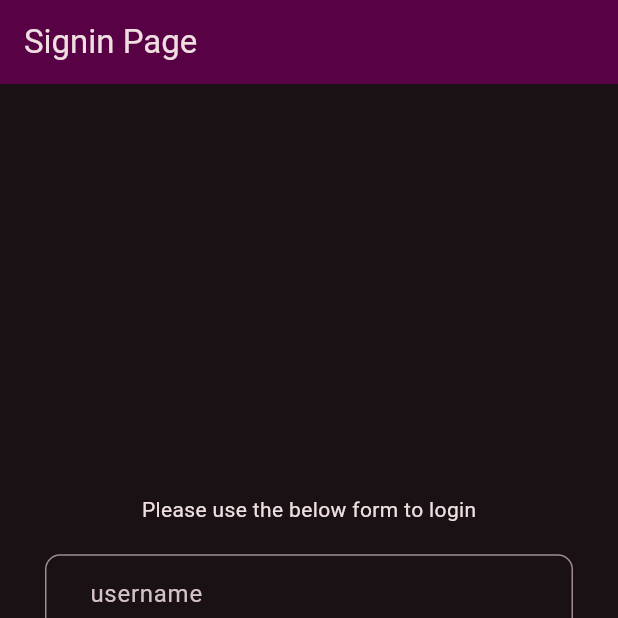
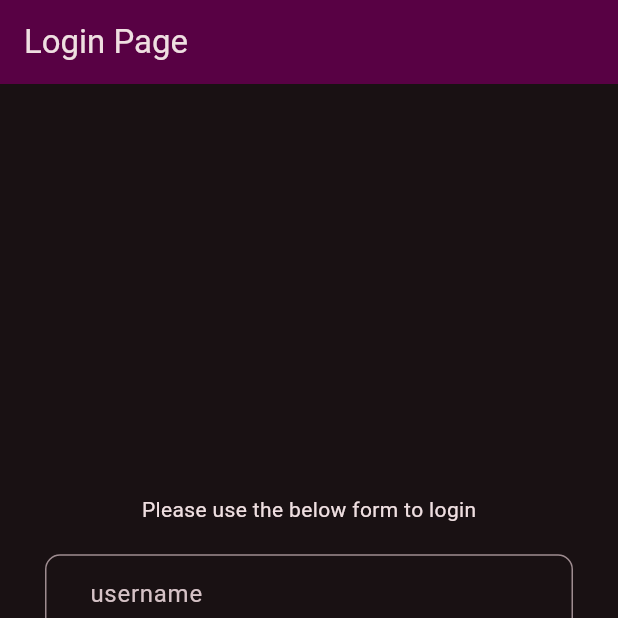
Before and after one commit to ajujacob88/flutter-simple-login-page, a Flutter app: the screen it shows after launch, after a tap on "Login", on a phone screen of 412 x 824 dp, the top half of it. Run offline on Flutter 3.47's test engine with Material 3 defaults, Android fonts, the phone set to English and light mode, and no system bars.

Commit message:
doing the front page

```diff
--- a/lib/main.dart
+++ b/lib/main.dart
@@ -1,4 +1,5 @@
 import 'package:flutter/material.dart';
+import 'package:simple_login_page/screens/login.dart';
 
 final theme = ThemeData(
   colorScheme: ColorScheme.fromSeed(
@@ -19,56 +20,7 @@ class App extends StatelessWidget {
   Widget build(BuildContext context) {
     return MaterialApp(
       theme: theme,
-      home: GestureDetector(
-        onTap: () {
-          // Dismiss the keyboard and unfocus the text field
-          FocusScope.of(context).requestFocus(FocusNode());
-        },
-        child: Scaffold(
-          appBar: AppBar(
-            title: const Text('Signin Page'),
-            backgroundColor: const Color.fromARGB(255, 88, 1, 68),
-          ),
-          body: Padding(
-            padding: const EdgeInsets.all(30),
-            child: Column(
-              mainAxisAlignment: MainAxisAlignment.center,
-              children: [
-                const Text('Please use the below form to login'),
-                const SizedBox(height: 20),
-                TextField(
-                  textInputAction: TextInputAction.next,
-                  decoration: InputDecoration(
-                    labelText: 'username',
-                    border: OutlineInputBorder(
-                      gapPadding: 10,
-                      borderRadius: BorderRadius.circular(10),
-                    ),
-                    contentPadding: const EdgeInsets.symmetric(
-                        vertical: 15, horizontal: 20),
-                  ),
-                ),
-                const SizedBox(height: 15),
-                TextField(
-                  textInputAction: TextInputAction.done,
-                  decoration: InputDecoration(
-                    labelText: 'Password',
-                    border: OutlineInputBorder(
-                      gapPadding: 10,
-                      borderRadius: BorderRadius.circular(10),
-                    ),
-                    contentPadding: const EdgeInsets.symmetric(
-                        vertical: 15, horizontal: 20),
-                  ),
-                  obscureText: true,
-                ),
-                const SizedBox(height: 10),
-                ElevatedButton(onPressed: () {}, child: const Text('Login'))
-              ],
-            ),
-          ),
-        ),
-      ),
+      home: LoginScreen(),
     );
   }
 }
--- /dev/null
+++ b/lib/models/user.dart
@@ -0,0 +1,11 @@
+class User {
+  User({required this.username, required this.password});
+
+  final String username;
+  final String password;
+}
+
+List<User> users = [
+  User(username: 'aju', password: 'aju'),
+  User(username: 'rahul', password: 'password')
+];
--- /dev/null
+++ b/lib/screens/home.dart
@@ -0,0 +1,12 @@
+import 'package:flutter/material.dart';
+
+class HomeScreen extends StatelessWidget {
+  const HomeScreen({super.key});
+
+  @override
+  Widget build(BuildContext context) {
+    return const Scaffold(
+      body: Text('Hi welcome fghhhhhhhhhh'),
+    );
+  }
+}
--- /dev/null
+++ b/lib/screens/login.dart
@@ -0,0 +1,121 @@
+import 'package:flutter/material.dart';
+import 'package:simple_login_page/models/user.dart';
+import 'package:simple_login_page/screens/home.dart';
+
+class LoginScreen extends StatelessWidget {
+  LoginScreen({super.key});
+
+  final usernameController = TextEditingController();
+  final passwordController = TextEditingController();
+
+  void isValidUser(
+    String enteredUsername,
+    String enteredPassword,
+    BuildContext context,
+  ) {
+    bool isUserValid = false;
+
+    if (enteredUsername.isEmpty || enteredPassword.isEmpty) {
+      // Show an error message for empty fields
+      showErrorMessage(context, 'Username or password cannot be empty.');
+      return;
+    }
+
+    for (User user in users) {
+      if (user.username == enteredUsername &&
+          user.password == enteredPassword) {
+        isUserValid = true;
+        break;
+      }
+    }
+
+    if (isUserValid) {
+      Navigator.of(context).push(
+        MaterialPageRoute(builder: (ctx) => const HomeScreen()),
+      );
+    } else {
+      showDialog(
+        context: context,
+        builder: (ctx) {
+          return AlertDialog(
+            title: const Text('Error'),
+            // content:   const Text('Invalid username or password. Please try again.'),
+            actions: [
+              const Text('Invalid username or password. Please try again.'),
+              TextButton(
+                  onPressed: () {
+                    Navigator.of(context).pop();
+                  },
+                  child: const Text('Ok'))
+            ],
+          );
+        },
+      );
+      // usernameController.clear();
+      passwordController.clear();
+    }
+  }
+
+  @override
+  Widget build(BuildContext context) {
+    return GestureDetector(
+      onTap: () {
+        // Dismiss the keyboard and unfocus the text field
+        FocusScope.of(context).requestFocus(FocusNode());
+      },
+      child: Scaffold(
+        appBar: AppBar(
+          title: const Text('Login Page'),
+          backgroundColor: const Color.fromARGB(255, 88, 1, 68),
+        ),
+        body: Padding(
+          padding: const EdgeInsets.all(30),
+          child: Column(
+            mainAxisAlignment: MainAxisAlignment.center,
+            children: [
+              const Text('Please use the below form to login'),
+              const SizedBox(height: 20),
+              TextField(
+                controller: usernameController,
+                //  onChanged: (value) => userName = value,
+                textInputAction: TextInputAction.next,
+                decoration: InputDecoration(
+                  labelText: 'username',
+                  border: OutlineInputBorder(
+                    gapPadding: 10,
+                    borderRadius: BorderRadius.circular(10),
+                  ),
+                  contentPadding:
+                      const EdgeInsets.symmetric(vertical: 15, horizontal: 20),
+                ),
+              ),
+              const SizedBox(height: 15),
+              TextField(
+                controller: passwordController,
+                // onChanged: (value) => passWord = value,
+                textInputAction: TextInputAction.done,
+                decoration: InputDecoration(
+                  labelText: 'Password',
+                  border: OutlineInputBorder(
+                    gapPadding: 10,
+                    borderRadius: BorderRadius.circular(10),
+                  ),
+                  contentPadding:
+                      const EdgeInsets.symmetric(vertical: 15, horizontal: 20),
+                ),
+                obscureText: true,
+              ),
+              const SizedBox(height: 10),
+              ElevatedButton(
+                  onPressed: () {
+                    isValidUser(usernameController.text,
+                        passwordController.text, context);
+                  },
+                  child: const Text('Login'))
+            ],
+          ),
+        ),
+      ),
+    );
+  }
+}
```
